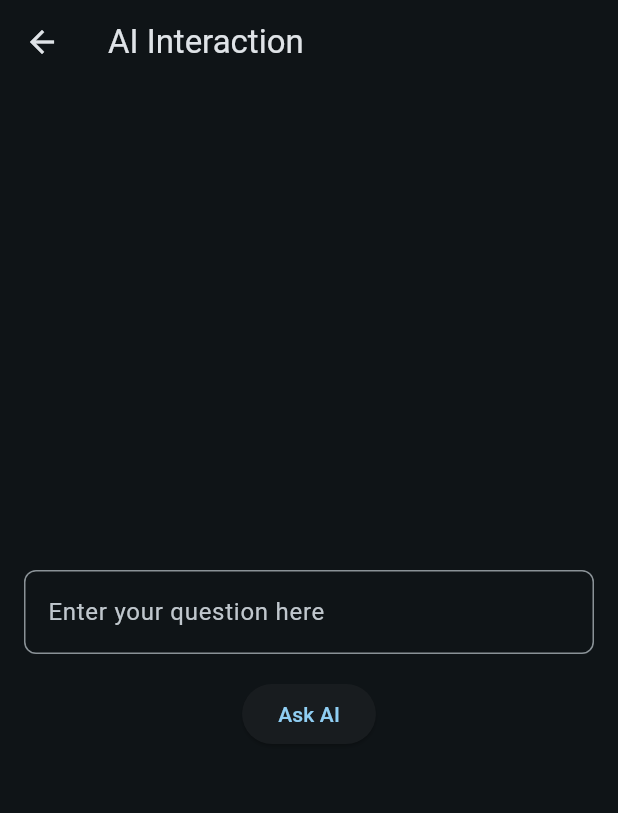
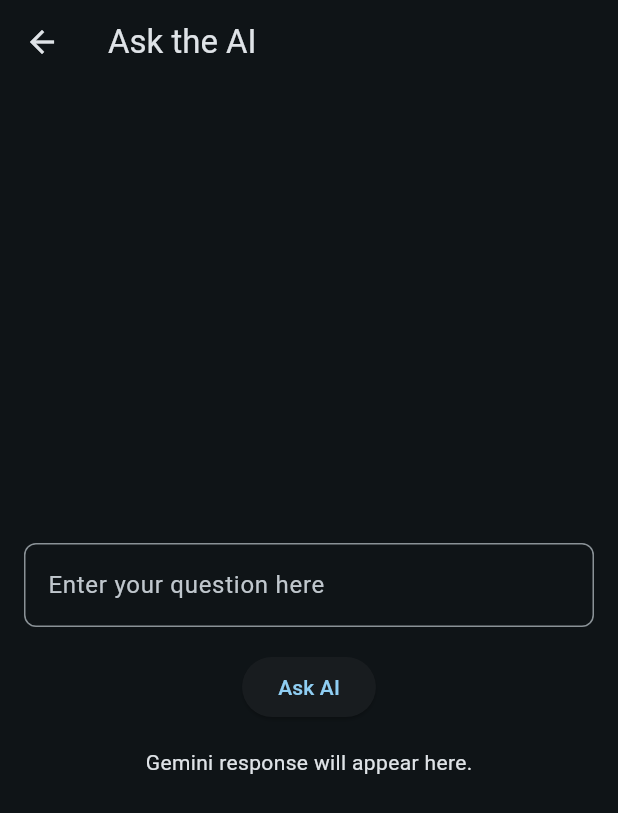
Before and after one commit to MVenell/myapp123, a Flutter app: the AiPage screen opened directly, after a tap on "Ask AI", on a phone screen of 412 x 824 dp. Shown: the top 813 px of the screen. Run offline on Flutter 3.47's test engine with Material 3 defaults, Android fonts, the phone set to English and light mode, and no system bars; our stand-ins replace flutter_dotenv; network calls fail.

Commit message:
latest changes

```diff
--- a/lib/ai_page.dart
+++ b/lib/ai_page.dart
@@ -1,13 +1,26 @@
 import 'package:flutter/material.dart';
+import 'package:http/http.dart' as http;
+import 'dart:convert';
+import 'package:flutter_dotenv/flutter_dotenv.dart';
 
-class AiPage extends StatelessWidget {
+class AiPage extends StatefulWidget {
   const AiPage({super.key});
+
+  @override
+  State<AiPage> createState() => _AiPageState();
+}
+
+class _AiPageState extends State<AiPage> {
+  final String _apiKey = dotenv.env['GEMINI_API_KEY'] ?? '';
+
+  final TextEditingController _textController = TextEditingController();
+  String _geminiResponse = 'Gemini response will appear here.';
 
   @override
   Widget build(BuildContext context) {
     return Scaffold(
       appBar: AppBar(
-        title: const Text('AI Interaction'),
+        title: const Text('Ask the AI'),
       ),
       body: Padding(
         padding: const EdgeInsets.all(16.0),
@@ -15,6 +28,7 @@ class AiPage extends StatelessWidget {
           mainAxisAlignment: MainAxisAlignment.center,
           children: <Widget>[
             TextField(
+              controller: _textController,
               decoration: InputDecoration(
                 hintText: 'Enter your question here',
                 border: OutlineInputBorder(
@@ -27,13 +41,56 @@ class AiPage extends StatelessWidget {
             const SizedBox(height: 16.0),
             ElevatedButton(
               onPressed: () {
-                // TODO: Implement AI interaction logic here
+                _sendToGemini(_textController.text);
               },
               child: const Text('Ask AI'),
+            ),
+            const SizedBox(height: 16.0),
+ Text(
+ _geminiResponse,
             ),
           ],
         ),
       ),
     );
   }
+
+  Future<void> _sendToGemini(String text) async {
+ final uri = Uri.parse('https://generativelanguage.googleapis.com/v1beta/models/gemini-2.0-flash:generateContent?key=$_apiKey');
+
+
+    final response = await http.post(
+ uri,
+
+      headers: <String, String>{
+        'Content-Type': 'application/json',
+      },
+      body: jsonEncode(<String, dynamic>{
+        'contents': [
+ {'parts': [{'text': text}]}
+        ],
+
+ }));
+
+
+    if (response.statusCode == 200) {
+      final decodedResponse = jsonDecode(response.body);
+      // Assuming the response structure has a 'candidates' array,
+      // and the first candidate has a 'content' with 'parts' and 'text'.
+      // Adjust the keys based on the actual API response structure.
+      setState(() {
+        _geminiResponse = decodedResponse['candidates'][0]['content']['parts'][0]['text'];
+      });
+    } else {
+      setState(() {
+        _geminiResponse = 'Error: ${response.statusCode} - ${response.body}';
+      });
+    }
+  }
+
+  @override
+  void dispose() {
+    _textController.dispose();
+    super.dispose();
+  }
 }
--- a/lib/main.dart
+++ b/lib/main.dart
@@ -1,7 +1,9 @@
 import 'package:flutter/material.dart';
+import 'package:flutter_dotenv/flutter_dotenv.dart';
 
 import 'package:myapp/ai_page.dart';
-void main() {
+Future<void> main() async {
+  await dotenv.load(fileName: ".env");
   WidgetsFlutterBinding.ensureInitialized();
   runApp(const MyApp());
 }
--- a/pubspec.yaml
+++ b/pubspec.yaml
@@ -34,6 +34,8 @@ dependencies:
   # The following adds the Cupertino Icons font to your application.
   # Use with the CupertinoIcons class for iOS style icons.
   cupertino_icons: ^1.0.8
+  http: ^1.4.0
+  flutter_dotenv: ^5.2.1
 
 dev_dependencies:
   flutter_test:
@@ -59,6 +61,7 @@ flutter:
 
   assets:
     - assets/
+    - .env
 
   # To add assets to your application, add an assets section, like this:
   # assets:
```
Also changed, not shown: .idx/integrations.json (added), pubspec.lock, 1 other file.
